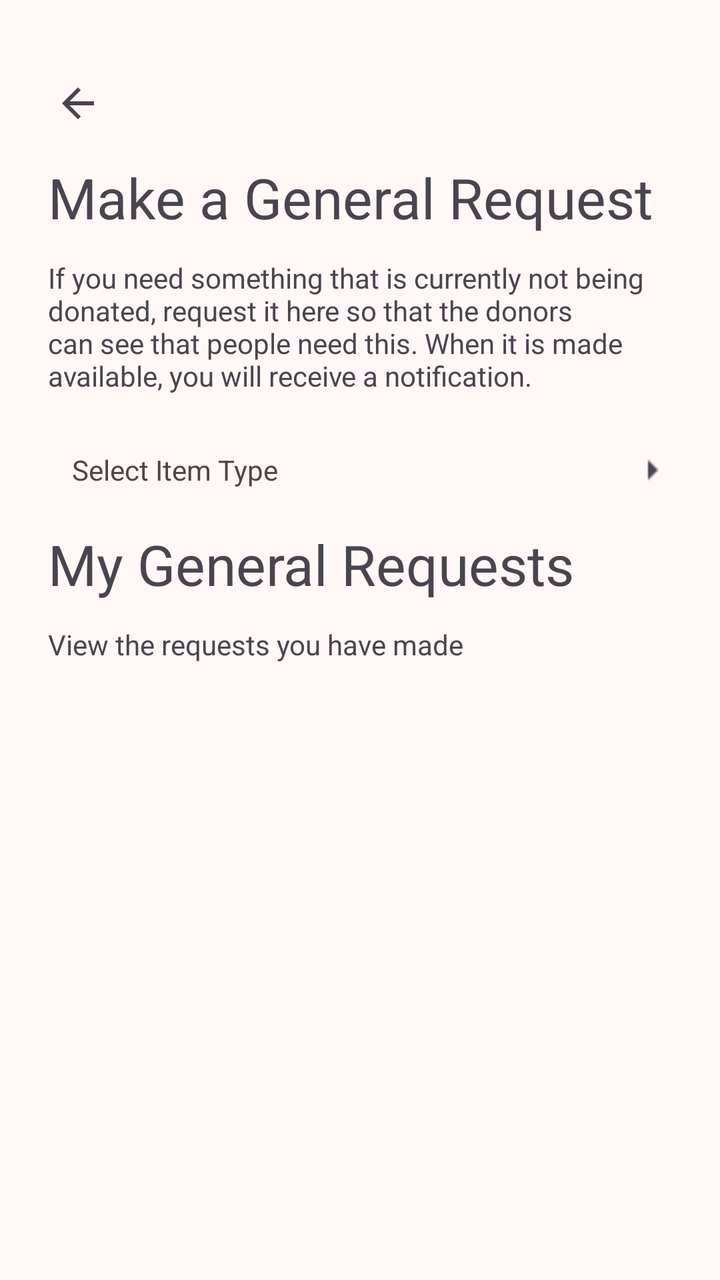
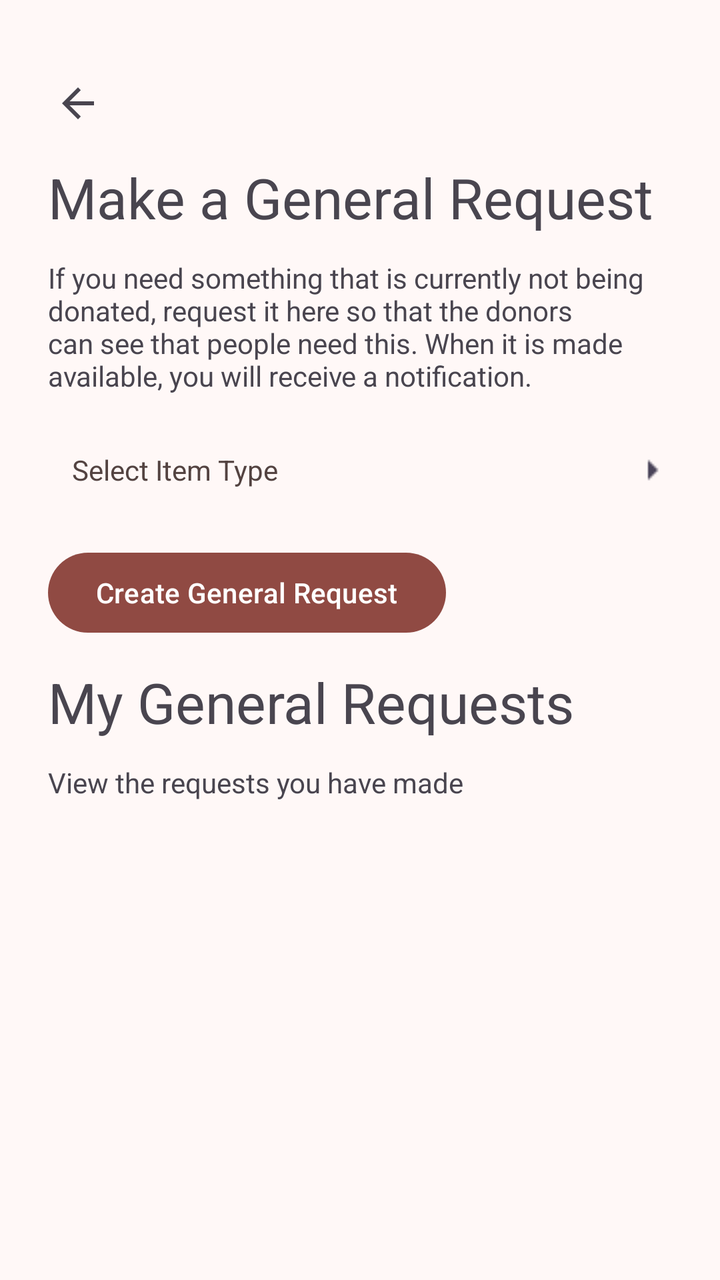

Two renders of the same Android screen: before a commit and after it. Below are the layout's source before the change and the commit's diff.
<!-- AndroidManifest.xml: application theme Theme.LendAHand -->
<!-- res/layout/activity_make_gen_request.xml -->
<?xml version="1.0" encoding="utf-8"?>
<androidx.constraintlayout.widget.ConstraintLayout xmlns:android="http://schemas.android.com/apk/res/android"
    xmlns:app="http://schemas.android.com/apk/res-auto"
    xmlns:tools="http://schemas.android.com/tools"
    android:id="@+id/main"
    android:layout_width="match_parent"
    android:layout_height="match_parent"
    tools:context=".makeGenRequest">

    <TextView
        android:id="@+id/makeGeneralRequestHeader"
        android:layout_width="wrap_content"
        android:layout_height="wrap_content"
        android:layout_marginStart="24dp"
        android:layout_marginTop="80dp"
        android:text="@string/make_general_request"
        android:textSize="28sp"
        app:layout_constraintStart_toStartOf="parent"
        app:layout_constraintTop_toTopOf="parent" />

    <ImageButton
        android:id="@+id/imageButton5"
        android:layout_width="30dp"
        android:layout_height="31dp"
        android:layout_marginStart="24dp"
        android:layout_marginTop="36dp"
        android:background="@android:color/transparent"
        android:onClick="backOnClick"
        android:contentDescription="@string/back_button"
        app:layout_constraintStart_toStartOf="parent"
        app:layout_constraintTop_toTopOf="parent"
        app:srcCompat="?attr/actionModeCloseDrawable" />

    <TextView
        android:id="@+id/makeGenRequestBio"
        android:layout_width="match_parent"
        android:layout_height="wrap_content"
        android:layout_marginTop="12dp"
        android:layout_marginStart="24dp"
        android:layout_marginEnd="24dp"
        android:text="@string/make_gen_request_bio"
        app:layout_constraintEnd_toEndOf="parent"
        app:layout_constraintStart_toStartOf="parent"
        app:layout_constraintTop_toBottomOf="@+id/makeGeneralRequestHeader" />

    <TextView
        android:id="@+id/itemTypeText"
        android:layout_width="match_parent"
        android:layout_height="wrap_content"
        android:layout_marginTop="12dp"
        android:onClick="selectItemOnClick"
        android:paddingStart="36dp"
        android:paddingTop="16dp"
        android:paddingBottom="16dp"
        android:text="@string/select_item_type"
        android:textColor="@color/md_theme_onSurfaceVariant"
        app:layout_constraintTop_toBottomOf="@+id/makeGenRequestBio"
        tools:ignore="RtlSymmetry" />

    <ImageButton
        android:id="@+id/selectItemButton"
        android:layout_width="20dp"
        android:layout_height="20dp"
        android:backgroundTint="@android:color/transparent"
        android:onClick="selectItemOnClick"
        android:src="@drawable/arrowleft"
        app:layout_constraintBottom_toBottomOf="@+id/itemTypeText"
        app:layout_constraintEnd_toEndOf="@+id/makeGenRequestBio"
        app:layout_constraintTop_toTopOf="@+id/itemTypeText" />


    <TextView
        android:id="@+id/myGenRequestsHeader"
        android:layout_width="wrap_content"
        android:layout_height="wrap_content"
        android:layout_marginStart="24dp"
        android:layout_marginTop="3dp"
        android:text="@string/my_general_requests"
        android:textSize="28sp"
        app:layout_constraintStart_toStartOf="parent"
        app:layout_constraintTop_toBottomOf="@+id/itemTypeText" />

    <TextView
        android:id="@+id/myGenRequestsBio"
        android:layout_width="wrap_content"
        android:layout_height="wrap_content"
        android:layout_marginStart="24dp"
        android:layout_marginTop="12dp"
        android:text="@string/gen_requests_bio"
        app:layout_constraintStart_toStartOf="parent"
        app:layout_constraintTop_toBottomOf="@+id/myGenRequestsHeader" />

    <androidx.recyclerview.widget.RecyclerView
        android:id="@+id/recyclerViewOnMakeGenRequest"
        android:layout_width="360dp"
        android:layout_height="300dp"
        android:layout_marginTop="12dp"
        app:layout_constraintEnd_toEndOf="parent"
        app:layout_constraintStart_toStartOf="parent"
        app:layout_constraintTop_toBottomOf="@+id/myGenRequestsBio" />


</androidx.constraintlayout.widget.ConstraintLayout>
<!-- resources referenced by this layout -->
<resources>
  <style name="AppTheme" parent="Theme.Material3.Light.NoActionBar">
  
          <item name="chipStyle">@style/Widget.MyApp.Chip</item>
  
          <item name="colorPrimary">@color/md_theme_primary</item>
          <item name="colorOnPrimary">@color/md_theme_onPrimary</item>
          <item name="colorPrimaryContainer">@color/md_theme_primaryContainer</item>
          <item name="colorOnPrimaryContainer">@color/md_theme_onPrimaryContainer</item>
          <item name="colorSecondary">@color/md_theme_secondary</item>
          <item name="colorOnSecondary">@color/md_theme_onSecondary</item>
          <item name="colorSecondaryContainer">@color/md_theme_secondaryContainer</item>
          <item name="colorOnSecondaryContainer">@color/md_theme_onSecondaryContainer</item>
          <item name="colorTertiary">@color/md_theme_tertiary</item>
          <item name="colorOnTertiary">@color/md_theme_onTertiary</item>
          <item name="colorTertiaryContainer">@color/md_theme_tertiaryContainer</item>
          <item name="colorOnTertiaryContainer">@color/md_theme_onTertiaryContainer</item>
          <item name="colorError">@color/md_theme_error</item>
          <item name="colorOnError">@color/md_theme_onError</item>
          <item name="colorErrorContainer">@color/md_theme_errorContainer</item>
          <item name="colorOnErrorContainer">@color/md_theme_onErrorContainer</item>
          <item name="android:colorBackground">@color/md_theme_background</item>
          <item name="colorOnBackground">@color/md_theme_onBackground</item>
          <item name="colorSurface">@color/md_theme_surface</item>
          <item name="colorOnSurface">@color/md_theme_onSurface</item>
          <item name="colorSurfaceVariant">@color/md_theme_surfaceVariant</item>
          <item name="colorOnSurfaceVariant">@color/md_theme_onSurfaceVariant</item>
          <item name="colorOutline">@color/md_theme_outline</item>
          <item name="colorOutlineVariant">@color/md_theme_outlineVariant</item>
          <item name="colorSurfaceInverse">@color/md_theme_inverseSurface</item>
          <item name="colorOnSurfaceInverse">@color/md_theme_inverseOnSurface</item>
          <item name="colorPrimaryInverse">@color/md_theme_inversePrimary</item>
          <item name="colorPrimaryFixed">@color/md_theme_primaryFixed</item>
          <item name="colorOnPrimaryFixed">@color/md_theme_onPrimaryFixed</item>
          <item name="colorPrimaryFixedDim">@color/md_theme_primaryFixedDim</item>
          <item name="colorOnPrimaryFixedVariant">@color/md_theme_onPrimaryFixedVariant</item>
          <item name="colorSecondaryFixed">@color/md_theme_secondaryFixed</item>
          <item name="colorOnSecondaryFixed">@color/md_theme_onSecondaryFixed</item>
          <item name="colorSecondaryFixedDim">@color/md_theme_secondaryFixedDim</item>
          <item name="colorOnSecondaryFixedVariant">@color/md_theme_onSecondaryFixedVariant</item>
          <item name="colorTertiaryFixed">@color/md_theme_tertiaryFixed</item>
          <item name="colorOnTertiaryFixed">@color/md_theme_onTertiaryFixed</item>
          <item name="colorTertiaryFixedDim">@color/md_theme_tertiaryFixedDim</item>
          <item name="colorOnTertiaryFixedVariant">@color/md_theme_onTertiaryFixedVariant</item>
          <item name="colorSurfaceDim">@color/md_theme_surfaceDim</item>
          <item name="colorSurfaceBright">@color/md_theme_surfaceBright</item>
          <item name="colorSurfaceContainerLowest">@color/md_theme_surfaceContainerLowest</item>
          <item name="colorSurfaceContainerLow">@color/md_theme_surfaceContainerLow</item>
          <item name="colorSurfaceContainer">@color/md_theme_surfaceContainer</item>
          <item name="colorSurfaceContainerHigh">@color/md_theme_surfaceContainerHigh</item>
          <item name="colorSurfaceContainerHighest">@color/md_theme_surfaceContainerHighest</item>
      </style>
  <!-- unchanged entries left out for length: 56 -->
</resources>

<!-- the commit's change to res/layout/activity_make_gen_request.xml (unified diff, before → after) -->
@@ -57,6 +57,17 @@
         app:layout_constraintTop_toBottomOf="@+id/makeGenRequestBio"
         tools:ignore="RtlSymmetry" />
 
+
+    <Button
+        android:id="@+id/createGenRequestButton"
+        android:layout_width="wrap_content"
+        android:layout_height="wrap_content"
+        android:text="@string/create_general_request"
+        android:layout_marginStart="24dp"
+        android:layout_marginTop="12dp"
+        app:layout_constraintStart_toStartOf="parent"
+        app:layout_constraintTop_toBottomOf="@+id/itemTypeText" />
+
     <ImageButton
         android:id="@+id/selectItemButton"
         android:layout_width="20dp"
@@ -74,11 +85,11 @@
         android:layout_width="wrap_content"
         android:layout_height="wrap_content"
         android:layout_marginStart="24dp"
-        android:layout_marginTop="3dp"
+        android:layout_marginTop="12dp"
         android:text="@string/my_general_requests"
         android:textSize="28sp"
         app:layout_constraintStart_toStartOf="parent"
-        app:layout_constraintTop_toBottomOf="@+id/itemTypeText" />
+        app:layout_constraintTop_toBottomOf="@+id/createGenRequestButton" />
 
     <TextView
         android:id="@+id/myGenRequestsBio"
<!-- resource entries referenced after the edit -->
@@ -1,8 +1,13 @@
 <!-- resources referenced by this layout -->
 <resources>
+  <string name="create_general_request">Create General Request</string>
   <style name="AppTheme" parent="Theme.Material3.Light.NoActionBar">
   
           <item name="chipStyle">@style/Widget.MyApp.Chip</item>
+  
+          <item name="android:navigationBarColor">@android:color/transparent</item>
+          <item name="android:statusBarColor">@android:color/transparent</item>
+          <item name="android:windowLightStatusBar">@android:color/transparent</item>
   
           <item name="colorPrimary">@color/md_theme_primary</item>
           <item name="colorOnPrimary">@color/md_theme_onPrimary</item>
